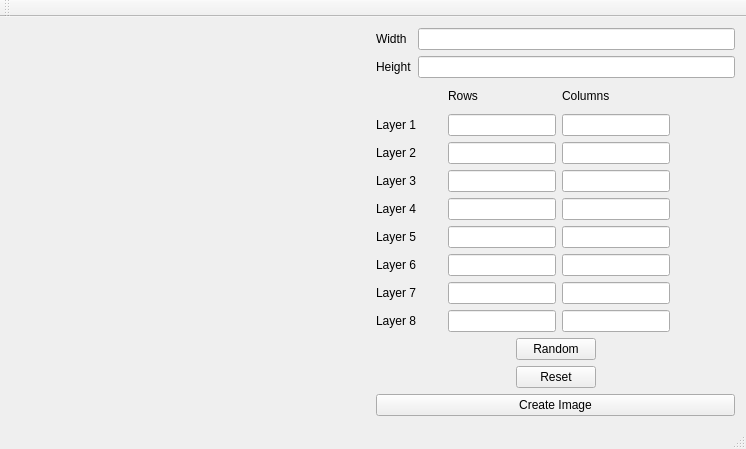
Old version of the form mainwindow.ui in the repository AceGabrielFigueroa/SP-2019-Ocuplay.
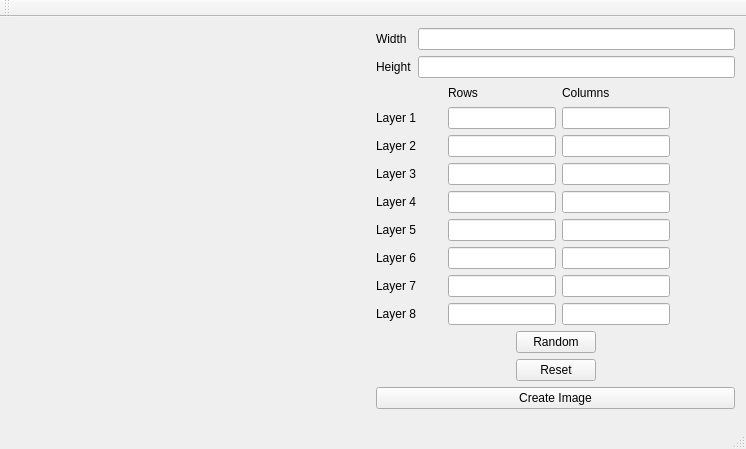
New version of the form.

```diff
--- a/mainwindow.ui
+++ b/mainwindow.ui
@@ -593,6 +593,19 @@
           </item>
          </layout>
         </item>
+        <item row="3" column="0">
+         <spacer name="verticalSpacer">
+          <property name="orientation">
+           <enum>Qt::Vertical</enum>
+          </property>
+          <property name="sizeHint" stdset="0">
+           <size>
+            <width>20</width>
+            <height>40</height>
+           </size>
+          </property>
+         </spacer>
+        </item>
        </layout>
       </item>
      </layout>
```
